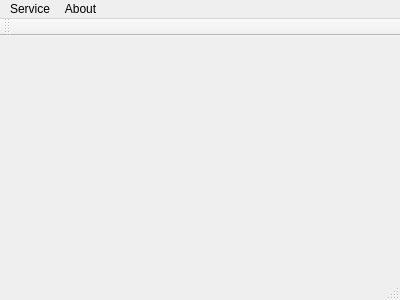
Before: the Qt Designer form mainwindow.ui in KryvosheyaIvan/passwSaver, drawn with Qt 5.
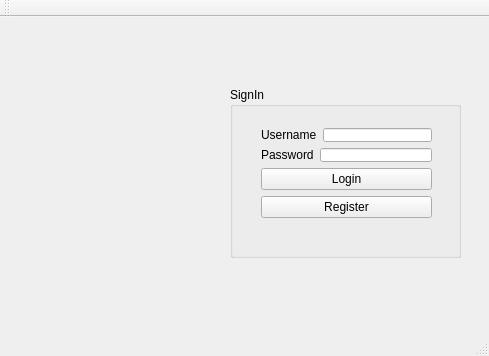
After: the same form once the commit is applied.

Commit message: starting main window with AppIcon, username , password text fields and buttons added

```diff
--- a/mainwindow.ui
+++ b/mainwindow.ui
@@ -6,41 +6,108 @@
    <rect>
     <x>0</x>
     <y>0</y>
-    <width>400</width>
-    <height>300</height>
+    <width>489</width>
+    <height>356</height>
    </rect>
   </property>
   <property name="windowTitle">
    <string>MainWindow</string>
   </property>
-  <widget class="QWidget" name="centralWidget"/>
+  <widget class="QWidget" name="centralWidget">
+   <widget class="QGroupBox" name="groupBox">
+    <property name="geometry">
+     <rect>
+      <x>230</x>
+      <y>70</y>
+      <width>231</width>
+      <height>171</height>
+     </rect>
+    </property>
+    <property name="title">
+     <string>SignIn</string>
+    </property>
+    <widget class="QWidget" name="">
+     <property name="geometry">
+      <rect>
+       <x>20</x>
+       <y>30</y>
+       <width>193</width>
+       <height>112</height>
+      </rect>
+     </property>
+     <layout class="QVBoxLayout" name="verticalLayout_2">
+      <item>
+       <layout class="QVBoxLayout" name="verticalLayout">
+        <item>
+         <layout class="QHBoxLayout" name="horizontalLayout">
+          <item>
+           <widget class="QLabel" name="userLabel">
+            <property name="text">
+             <string>Username</string>
+            </property>
+           </widget>
+          </item>
+          <item>
+           <widget class="QLineEdit" name="userLineEdit"/>
+          </item>
+         </layout>
+        </item>
+        <item>
+         <layout class="QHBoxLayout" name="horizontalLayout_2">
+          <item>
+           <widget class="QLabel" name="userLabel_2">
+            <property name="text">
+             <string>Password</string>
+            </property>
+           </widget>
+          </item>
+          <item>
+           <widget class="QLineEdit" name="passwLineEdit"/>
+          </item>
+         </layout>
+        </item>
+       </layout>
+      </item>
+      <item>
+       <widget class="QPushButton" name="loginButton">
+        <property name="text">
+         <string>Login</string>
+        </property>
+       </widget>
+      </item>
+      <item>
+       <widget class="QPushButton" name="regButton">
+        <property name="text">
+         <string>Register</string>
+        </property>
+       </widget>
+      </item>
+     </layout>
+    </widget>
+   </widget>
+   <widget class="QLabel" name="pictLabel">
+    <property name="geometry">
+     <rect>
+      <x>20</x>
+      <y>80</y>
+      <width>191</width>
+      <height>161</height>
+     </rect>
+    </property>
+    <property name="text">
+     <string/>
+    </property>
+   </widget>
+  </widget>
   <widget class="QMenuBar" name="menuBar">
    <property name="geometry">
     <rect>
      <x>0</x>
      <y>0</y>
-     <width>400</width>
+     <width>489</width>
      <height>21</height>
     </rect>
    </property>
-   <widget class="QMenu" name="menuService">
-    <property name="title">
-     <string>Service</string>
-    </property>
-    <addaction name="actionadd_service"/>
-    <addaction name="separator"/>
-    <addaction name="actionclose"/>
-   </widget>
-   <widget class="QMenu" name="menuAbout">
-    <property name="title">
-     <string>About</string>
-    </property>
-    <addaction name="separator"/>
-    <addaction name="actionaboutQt"/>
-    <addaction name="actionabout"/>
-   </widget>
-   <addaction name="menuService"/>
-   <addaction name="menuAbout"/>
   </widget>
   <widget class="QToolBar" name="mainToolBar">
    <attribute name="toolBarArea">
```
The commit also changes 4 other files.
